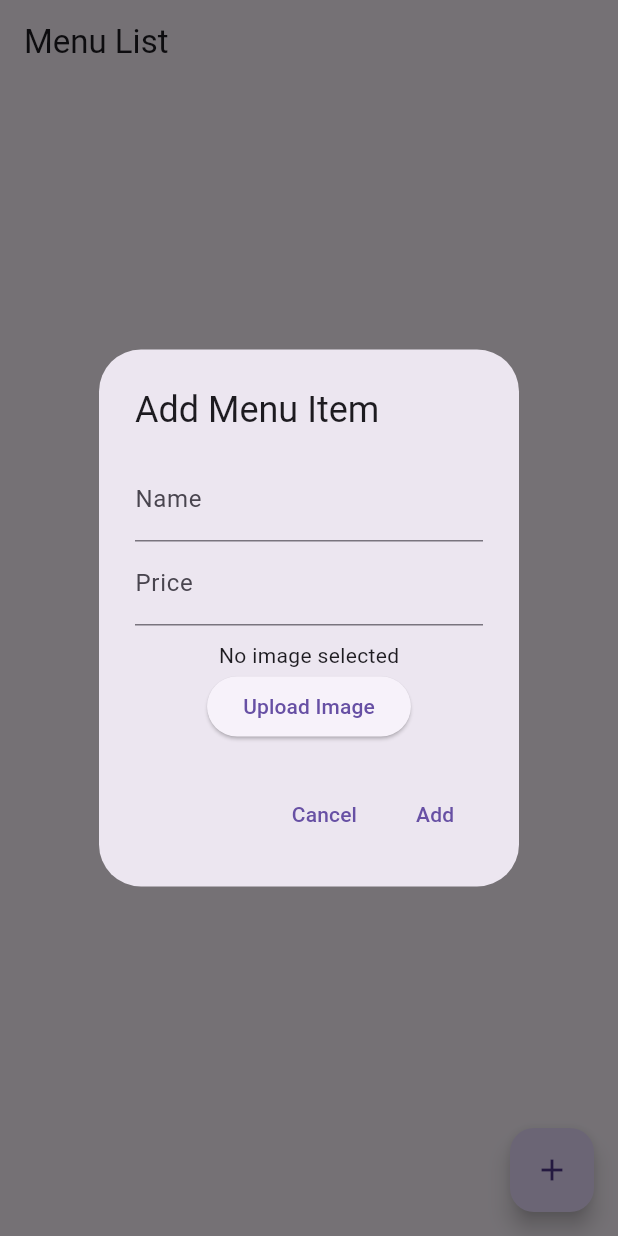
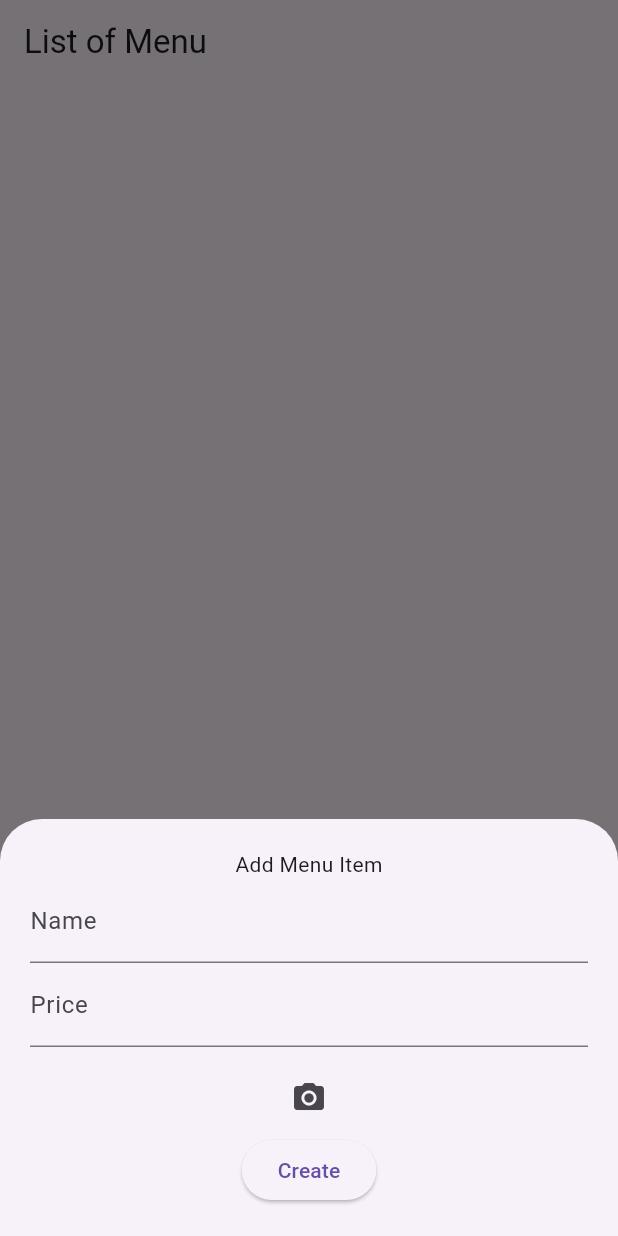
Before and after one commit to shafinach04/FP3-PPB-IUP, a Flutter app: the screen it shows after launch, after a tap on the "add" icon, on a phone screen of 412 x 824 dp. Run offline on Flutter 3.47's test engine with Material 3 defaults, Android fonts, the phone set to English and light mode, and no system bars; our stand-ins replace cloud_firestore, file_picker, firebase_core, firebase_storage, image_picker; accounts and stored records are empty.

Commit message:
fix view list

```diff
--- a/lib/main.dart
+++ b/lib/main.dart
@@ -1,5 +1,5 @@
 import 'package:flutter/material.dart';
-import 'package:ppb_fp/pages/home_page.dart';
+import 'package:ppb_fp/pages/menu_form.dart';
 import 'package:firebase_core/firebase_core.dart';
 import 'firebase_options.dart';
 
@@ -18,7 +18,7 @@ class MyApp extends StatelessWidget {
   Widget build(BuildContext context) {
     return const MaterialApp(
       debugShowCheckedModeBanner: false,
-      home: HomePage(),
+      home: UploadImageAndMore(),
     );
   }
 }
--- a/lib/pages/home_page.dart
+++ /dev/null
@@ -1,150 +0,0 @@
-import 'package:flutter/material.dart';
-import 'package:cloud_firestore/cloud_firestore.dart';
-import 'package:ppb_fp/services/firestore.dart';
-import 'package:file_picker/file_picker.dart';
-import 'dart:io';
-
-class HomePage extends StatefulWidget {
-  const HomePage({super.key});
-
-  @override
-  State<HomePage> createState() => _HomePageState();
-}
-
-class _HomePageState extends State<HomePage> {
-  final FirestoreService _firestoreService = FirestoreService();
-  final TextEditingController _nameController = TextEditingController();
-  final TextEditingController _priceController = TextEditingController();
-  File? _imageFile;
-
-  Future<void> _addMenuItem() async {
-    if (_nameController.text.isNotEmpty && _priceController.text.isNotEmpty && _imageFile != null) {
-      double? price = double.tryParse(_priceController.text);
-      if (price != null) {
-        try {
-          String pictureUrl = await _firestoreService.uploadImage(_imageFile!);
-          await _firestoreService.addMenuItem(_nameController.text, price, pictureUrl);
-          Navigator.of(context).pop();
-          _clearForm();
-        } catch (e) {
-          print('Error adding menu item: $e');
-          ScaffoldMessenger.of(context).showSnackBar(SnackBar(content: Text('Error adding menu item: $e')));
-        }
-      } else {
-        ScaffoldMessenger.of(context).showSnackBar(SnackBar(content: Text('Please enter a valid price.')));
-      }
-    } else {
-      ScaffoldMessenger.of(context).showSnackBar(SnackBar(content: Text('Please fill all fields and select an image.')));
-    }
-  }
-
-  Future<File?> getImage() async {
-    FilePickerResult? result = await FilePicker.platform.pickFiles(type: FileType.image);
-    if (result != null && result.files.single.path != null) {
-      print('Picked file path: ${result.files.single.path}');
-      return File(result.files.single.path!);
-    } else {
-      print('No file selected');
-      return null;
-    }
-  }
-
-  void _clearForm() {
-    _nameController.clear();
-    _priceController.clear();
-    setState(() {
-      _imageFile = null;
-    });
-  }
-
-  void _showAddMenuItemDialog() {
-    showDialog(
-      context: context,
-      builder: (BuildContext context) {
-        return AlertDialog(
-          title: Text('Add Menu Item'),
-          content: SingleChildScrollView(
-            child: Column(
-              children: [
-                TextField(
-                  controller: _nameController,
-                  decoration: InputDecoration(labelText: 'Name'),
-                ),
-                TextField(
-                  controller: _priceController,
-                  decoration: InputDecoration(labelText: 'Price'),
-                  keyboardType: TextInputType.number,
-                ),
-                SizedBox(height: 10),
-                _imageFile != null
-                    ? Image.file(_imageFile!)
-                    : Text('No image selected'),
-                ElevatedButton(
-                  child: Text('Upload Image'),
-                  onPressed: () async {
-                    File? file = await getImage();
-                    if (file != null) {
-                      setState(() {
-                        _imageFile = file;
-                        print('Image file set: ${_imageFile?.path}');
-                      });
-                    }
-                  },
-                ),
-              ],
-            ),
-          ),
-          actions: [
-            TextButton(
-              onPressed: () {
-                Navigator.of(context).pop();
-                _clearForm();
-              },
-              child: Text('Cancel'),
-            ),
-            TextButton(
-              onPressed: _addMenuItem,
-              child: Text('Add'),
-            ),
-          ],
-        );
-      },
-    ).then((_) {
-      _clearForm();
-    });
-  }
-
-  @override
-  Widget build(BuildContext context) {
-    return Scaffold(
-      appBar: AppBar(
-        title: Text('Menu List'),
-      ),
-      body: StreamBuilder<QuerySnapshot>(
-        stream: _firestoreService.getMenuItemsStream(),
-        builder: (context, snapshot) {
-          if (!snapshot.hasData) {
-            return Center(child: CircularProgressIndicator());
-          }
-
-          final menuItems = snapshot.data!.docs;
-          return ListView.builder(
-            itemCount: menuItems.length,
-            itemBuilder: (context, index) {
-              final item = menuItems[index];
-              return ListTile(
-                leading: Image.network(item['pictureUrl']),
-                title: Text(item['name']),
-                subtitle: Text('\$${item['price']}'),
-              );
-            },
-          );
-        },
-      ),
-      floatingActionButton: FloatingActionButton(
-        onPressed: _showAddMenuItemDialog,
-        child: Icon(Icons.add),
-      ),
-    );
-  }
-}
--- /dev/null
+++ b/lib/pages/menu_form.dart
@@ -0,0 +1,194 @@
+import 'dart:io';
+
+import 'package:cloud_firestore/cloud_firestore.dart';
+import 'package:firebase_storage/firebase_storage.dart';
+import 'package:flutter/material.dart';
+import 'package:image_picker/image_picker.dart';
+
+class UploadImageAndMore extends StatefulWidget {
+  const UploadImageAndMore({super.key});
+
+  @override
+  State<UploadImageAndMore> createState() => _UploadImageAndMoreState();
+}
+
+class _UploadImageAndMoreState extends State<UploadImageAndMore> {
+  // text field controller
+  final TextEditingController _nameController = TextEditingController();
+  final TextEditingController _priceController = TextEditingController();
+
+  final CollectionReference _items =
+  FirebaseFirestore.instance.collection("Upload_Items");
+  // collection name must be same as firebase collection name
+
+  String imageUrl = '';
+
+  Future<void> _create([DocumentSnapshot? documentSnapshot]) async {
+    await showModalBottomSheet(
+        isScrollControlled: true,
+        context: context,
+        builder: (BuildContext ctx) {
+          return Padding(
+            padding: EdgeInsets.only(
+                top: 20,
+                right: 20,
+                left: 20,
+                bottom: MediaQuery.of(ctx).viewInsets.bottom + 20),
+            child: Column(
+              mainAxisSize: MainAxisSize.min,
+              crossAxisAlignment: CrossAxisAlignment.start,
+              children: [
+                const Center(
+                  child: Text("Add Menu Item"),
+                ),
+                TextField(
+                  controller: _nameController,
+                  decoration: const InputDecoration(
+                      labelText: 'Name', hintText: 'eg Pizza'),
+                ),
+                TextField(
+                  controller: _priceController,
+                  decoration: const InputDecoration(
+                      labelText: 'Price', hintText: 'eg 10 in dollar'),
+                ),
+                const SizedBox(
+                  height: 10,
+                ),
+                Center(
+                    child: IconButton(
+                        onPressed: () async {
+                          // add the package image_picker
+                          final file = await ImagePicker()
+                              .pickImage(source: ImageSource.gallery);
+                          if (file == null) return;
+
+                          String fileName =
+                          DateTime.now().microsecondsSinceEpoch.toString();
+
+                          // Get the reference to storage root
+                          // We create the image folder first and insider folder we upload the image
+                          Reference referenceRoot =
+                          FirebaseStorage.instance.ref();
+                          Reference referenceDireImages =
+                          referenceRoot.child('images');
+
+                          // we have creata reference for the image to be stored
+                          Reference referenceImageaToUpload =
+                          referenceDireImages.child(fileName);
+
+                          // For errors handled and/or success
+                          try {
+                            await referenceImageaToUpload
+                                .putFile(File(file.path));
+
+                            // We have successfully upload the image now
+                            // make this upload image link in firebase database
+
+                            imageUrl =
+                            await referenceImageaToUpload.getDownloadURL();
+                          } catch (error) {
+                            //some error
+                          }
+                        },
+                        icon: const Icon(Icons.camera_alt))),
+                Center(
+                    child: ElevatedButton(
+                        onPressed: () async {
+                          if (imageUrl.isEmpty) {
+                            ScaffoldMessenger.of(context).showSnackBar(
+                                const SnackBar(
+                                    content: Text(
+                                        "Please select and upload image")));
+                            return;
+                          }
+                          final String name = _nameController.text;
+                          final int? price =
+                          int.tryParse(_priceController.text);
+                          if (price != null) {
+                            await _items.add({
+                              // Add items in you firebase firestore
+                              "name": name,
+                              "price": price,
+                              "image": imageUrl,
+                            });
+                            _nameController.text = '';
+                            _priceController.text = '';
+                            Navigator.of(context).pop();
+                          }
+                        },
+                        child: const Text('Create')))
+              ],
+            ),
+          );
+        });
+  }
+
+  late Stream<QuerySnapshot> _stream;
+  @override
+  void initState() {
+    super.initState();
+    _stream = FirebaseFirestore.instance.collection('Upload_Items').snapshots();
+  }
+
+  @override
+  Widget build(BuildContext context) {
+    return Scaffold(
+      appBar: AppBar(
+        title: const Text("List of Menu"),
+      ),
+      body: StreamBuilder<QuerySnapshot>(
+          stream: _stream,
+          builder: (BuildContext context, AsyncSnapshot snapshot) {
+            if (snapshot.hasError) {
+              return Center(
+                child: Text("Some error occured${snapshot.error}"),
+              );
+            }
+            // Now , Cheeck if data arrived?
+            if (snapshot.hasData) {
+              QuerySnapshot querySnapshot = snapshot.data;
+              List<QueryDocumentSnapshot> document = querySnapshot.docs;
+
+              // We need to Convert your documnets to Maps to display
+              List<Map> items = document.map((e) => e.data() as Map).toList();
+
+              //At Last, Display the list of items
+              return ListView.builder(
+                  itemCount: items.length,
+                  itemBuilder: (BuildContext context, int index) {
+                    Map thisItems = items[index];
+                    return ListTile(
+                        title: Text(
+                          "${thisItems['name']}",
+                          style: const TextStyle(
+                              fontWeight: FontWeight.bold, fontSize: 17),
+                        ),
+                        subtitle: Text("${thisItems['price']}"),
+                        leading: CircleAvatar(
+                          radius: 27,
+                          child: thisItems.containsKey('image')
+                              ? ClipOval(
+                            child: Image.network(
+                              "${thisItems['image']}",
+                              fit: BoxFit.cover,
+                              height: 70,
+                              width: 70,
+                            ),
+                          )
+                              : const CircleAvatar(),
+                        ));
+                  });
+            }
+            return const Center(
+              child: CircularProgressIndicator(),
+            );
+          }),
+      floatingActionButton: FloatingActionButton(
+        onPressed: () {
+          _create();
+        },
+        child: const Icon(Icons.add),
+      ),
+    );
+  }
+}
```
